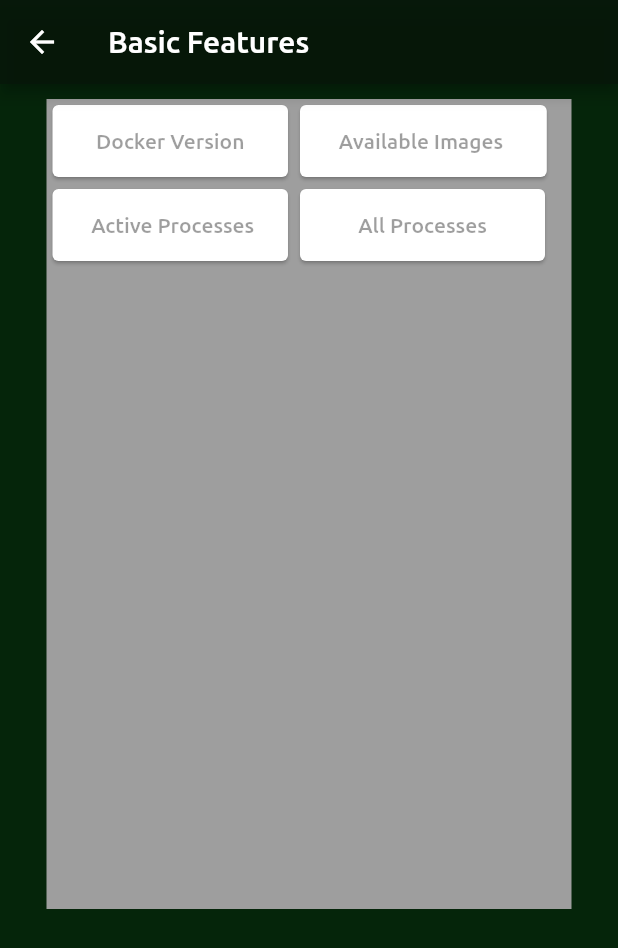
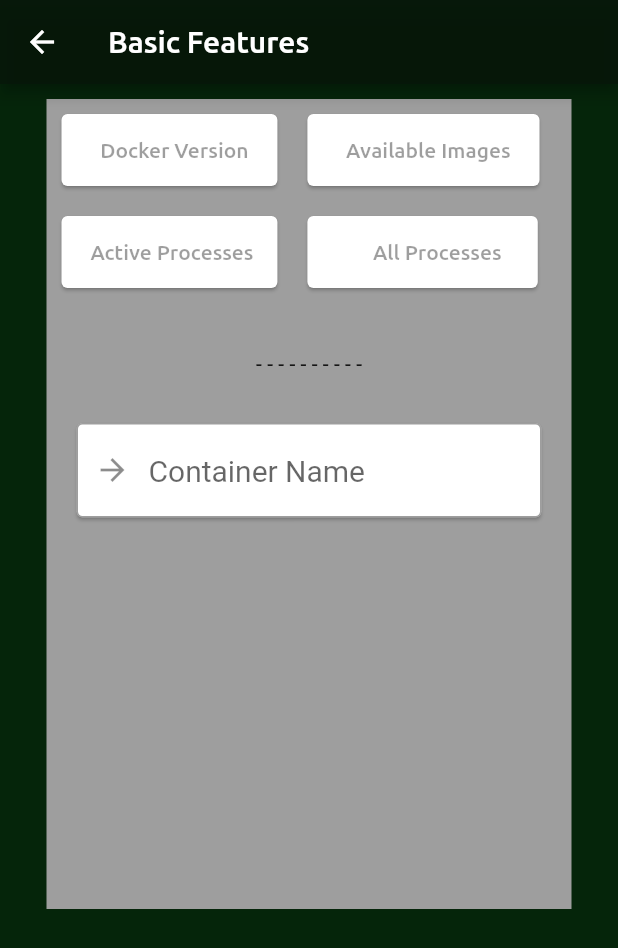
Before and after one commit to cptn3m0grv/remocker, a Flutter app: the BasicFeature screen opened by its route, on a phone screen of 412 x 824 dp. Shown: the top 948 px of the screen. Run offline on Flutter 3.47's test engine with Material 2 defaults, Android fonts, the light colour scheme and no system bars; project files that could hold a hidden picture were left out.

Commit message:
Added Basic Features TextField

```diff
--- a/lib/main.dart
+++ b/lib/main.dart
@@ -5,6 +5,7 @@
 void main() => runApp(MyApp());
 
 String input;
+String container;
 
 // void linux(String Command) async{
 
@@ -462,10 +463,12 @@
                    Row(
                      children: <Widget>[
                        Card(
+                         margin: EdgeInsets.all(10),
                          child: FlatButton(
                            onPressed: null,
                            child: Text(
-                             "    Docker Version    ",
+                             "  Docker Version  ",
+                             textAlign: TextAlign.center,
                              style: TextStyle(
                                fontFamily: 'Ubuntu',
                              ),
@@ -473,10 +476,12 @@
                          ),
                        ),
                        Card(
+                         margin: EdgeInsets.all(10),
                          child: FlatButton(
                            onPressed: null,
                            child: Text(
-                             "   Available Images    ",
+                             "  Available Images  ",
+                             textAlign: TextAlign.center,
                              style: TextStyle(
                                fontFamily: 'Ubuntu',
                              )
@@ -488,10 +493,12 @@
                    Row(
                      children: <Widget>[
                        Card(
+                         margin: EdgeInsets.all(10),
                          child: FlatButton(
                            onPressed: null,
                            child: Text(
-                             "   Active Processes  ",
+                             " Active Processes",
+                             textAlign: TextAlign.center,
                              style: TextStyle(
                                fontFamily: 'Ubuntu',
                              ),
@@ -499,10 +506,12 @@
                          ),
                        ),
                        Card(
+                         margin: EdgeInsets.all(10),
                          child: FlatButton(
                            onPressed: null,
                            child: Text(
-                             "       All Processes       ",
+                             "      All Processes     ",
+                             textAlign: TextAlign.center,
                              style: TextStyle(
                                fontFamily: 'Ubuntu',
                              )
@@ -510,6 +519,37 @@
                          ),
                        ),
                      ],
+                   ),
+                   Text("\n"),
+                   Text(
+                     '- - - - - - - - - -',
+                     textAlign: TextAlign.center,
+                     style: TextStyle(
+                       fontFamily: 'Ubuntu',
+                     ),
+                    ),
+                   Text("\n"),
+                   Card(
+                     margin: EdgeInsets.only(
+                       left: 20,
+                       right: 20,
+                     ),
+                     child: TextField(
+                      onChanged: (value) {
+                        container = value;
+                      },
+                      style: TextStyle(
+                        fontSize: 20,
+                      ),
+                      autocorrect: false,
+                      cursorColor: Colors.black,
+                      decoration: InputDecoration(
+                        border: OutlineInputBorder(),
+                        contentPadding: EdgeInsets.all(20),
+                        hintText: "Container Name",
+                        prefixIcon: Icon(Icons.arrow_forward),
+                      ),
+                     ),
                    ),
                  ],
                 ),
```
